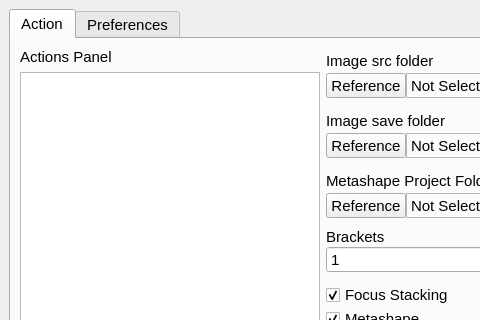
Above: MainWindow.ui from InteractiveGraphicsLab/StackShot3XAutoShooter before the change; both pictures show x 0 to 480 and y 0 to 320 of the 696 by 555 pixel window. Below: the same form after it.
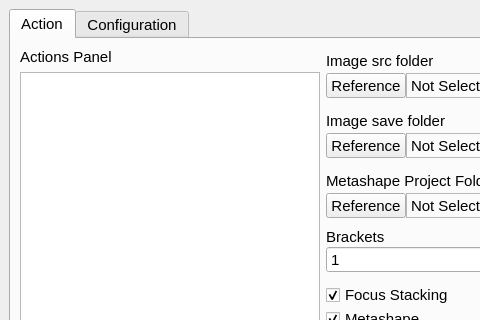
That is the form after the change.

```diff
--- a/MainWindow.ui
+++ b/MainWindow.ui
@@ -539,7 +539,7 @@
       </widget>
       <widget class="QWidget" name="Preferences">
        <attribute name="title">
-        <string>Preferences</string>
+        <string>Configuration</string>
        </attribute>
        <layout class="QFormLayout" name="formLayout">
         <item row="0" column="0">
```
Left out of the diff: 2 changed lines with no effect on the pictures.
